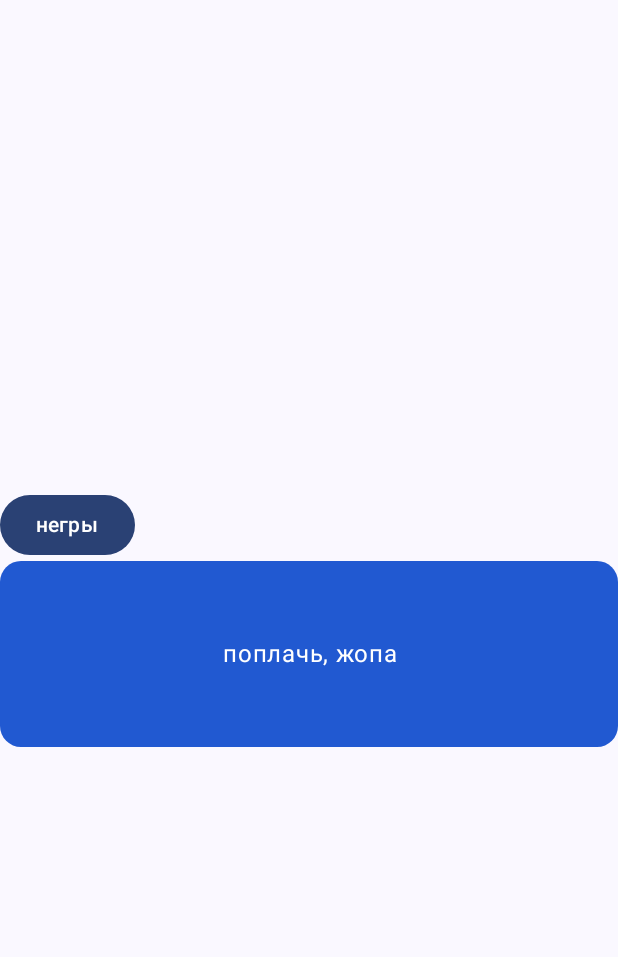
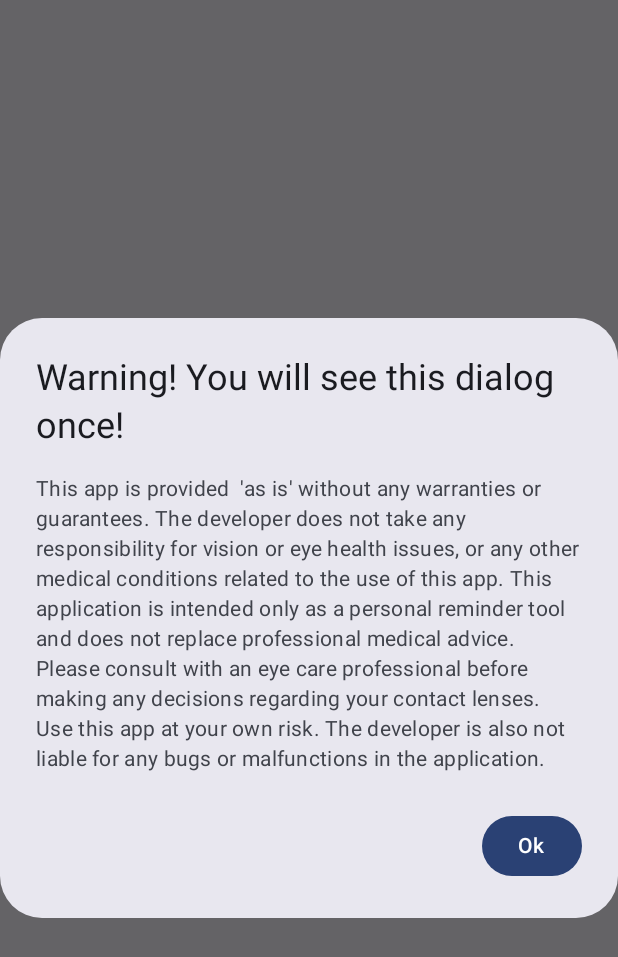
Before and after one commit to Zilibobka-S/contact-lenses-timer, an Android app built with Jetpack Compose: the screen it shows after launch (MainActivity), on a phone screen of 412 x 824 dp. Shown: the top 957 px of the screen. Run offline under Robolectric (Android 15) with nearby library versions, the phone set to English and light mode, and no system bars.

Commit message:
Added disclaimer

```diff
--- a/app/src/main/java/com/example/clt/MainActivity.kt
+++ b/app/src/main/java/com/example/clt/MainActivity.kt
@@ -1,7 +1,12 @@
+@file:OptIn(ExperimentalMaterial3Api::class)
+
 package com.example.clt
 
+
+import android.content.Context
 import android.graphics.Color.parseColor
 import android.os.Bundle
+import android.preference.PreferenceDataStore
 import androidx.activity.ComponentActivity
 import androidx.activity.compose.setContent
 import androidx.activity.enableEdgeToEdge
@@ -11,8 +16,9 @@ import androidx.compose.foundation.layout.fillMaxSize
 import androidx.compose.foundation.layout.padding
 import androidx.compose.foundation.layout.width
 import androidx.compose.foundation.shape.RoundedCornerShape
+import androidx.compose.material3.AlertDialog
 import androidx.compose.material3.Button
-import androidx.compose.material3.ButtonColors
+import androidx.compose.material3.ExperimentalMaterial3Api
 import androidx.compose.material3.MaterialTheme
 import androidx.compose.material3.Scaffold
 import androidx.compose.material3.Surface
@@ -25,15 +31,17 @@ import androidx.compose.runtime.setValue
 import androidx.compose.ui.Modifier
 import androidx.compose.ui.graphics.Color
 import androidx.compose.ui.text.style.TextAlign
-import androidx.compose.ui.tooling.preview.Preview
 import androidx.compose.ui.unit.dp
 import com.example.clt.ui.theme.ContactLensesTimerTheme
+import java.util.prefs.Preferences
 
+val Context.dataStore by preferencesDataStore(name = "settings")
 
 class MainActivity : ComponentActivity() {
     override fun onCreate(savedInstanceState: Bundle?) {
         super.onCreate(savedInstanceState)
         enableEdgeToEdge()
+
         setContent {
             ContactLensesTimerTheme {
                 Scaffold(
@@ -46,11 +54,9 @@ class MainActivity : ComponentActivity() {
                         .padding(innerPadding),
                     verticalArrangement = Arrangement.Center
                     ) {
+                        Entrance()
+                        Greeting()
 
-                        Greeting(
-
-
-                        )
                     }
                 }
             }
@@ -58,22 +64,25 @@ class MainActivity : ComponentActivity() {
     }
 }
 
+
 @Composable
-fun Greeting(modifier: Modifier = Modifier) {
-
-        var bla by remember { mutableStateOf("жопа") }
-        Button(
-            onClick = { bla = "bladota" },
-
-            content = {
-                Text("негры")
+fun Greeting() {
+    var state = 0
+    var bla by remember { mutableStateOf("жопа") }
+    Button(
+        onClick = {
+            if (state == 0) {
+                state = state + 1
+                bla = "bladota"
+            } else {
+                bla = "блядота"
+                state = 0
             }
-        )
-
-
-
-
-
+        },
+        content = {
+            Text("негры")
+        }
+    )
     Surface (
         modifier = Modifier
             .width(500.dp),
@@ -93,14 +102,23 @@ fun Greeting(modifier: Modifier = Modifier) {
         )
     }
 }
+@Composable
+fun Entrance() {
+    var dstate by remember { mutableStateOf(0) }
+    if (dstate == 0){
+        AlertDialog( onDismissRequest = {},
+            title = { Text(text = "Warning! You will see this dialog once!")},
+            text = { Text("This app is provided  \'as is\' without any warranties or guarantees. The developer does not take any responsibility for vision or eye health issues, or any other medical conditions related to the use of this app. This application is intended only as a personal reminder tool and does not replace professional medical advice. Please consult with an eye care professional before making any decisions regarding your contact lenses. Use this app at your own risk. The developer is also not liable for any bugs or malfunctions in the application.") },
+            confirmButton = {
+                Button(onClick = {dstate = 1}){ Text("Ok")}
 
-/*@Preview(showBackground = true)
-@Composable
-fun GreetingPreview() {
-    ContactLensesTimerTheme {
-        Greeting("Anus")
+            }
+        )
+
+
+
     }
 }
-*/
+
 val String.blues
     get() = Color(parseColor(this))
```
Also changed, not shown: 4 other files.
